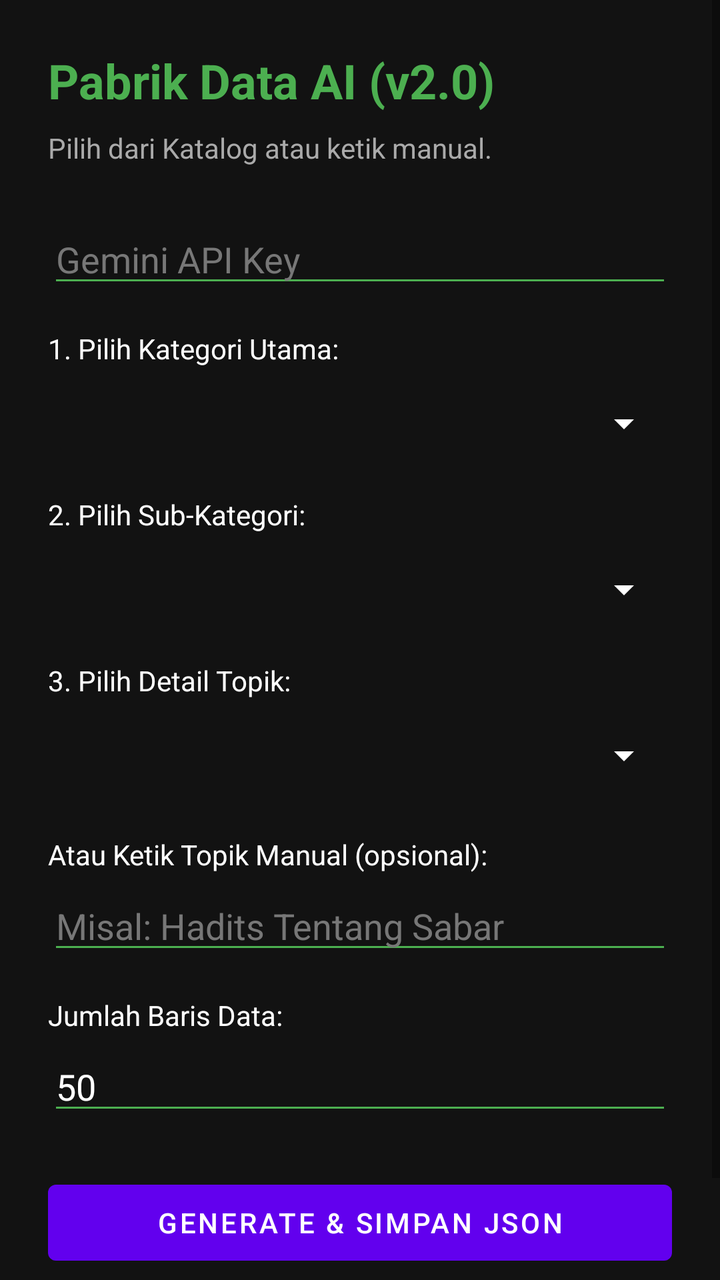
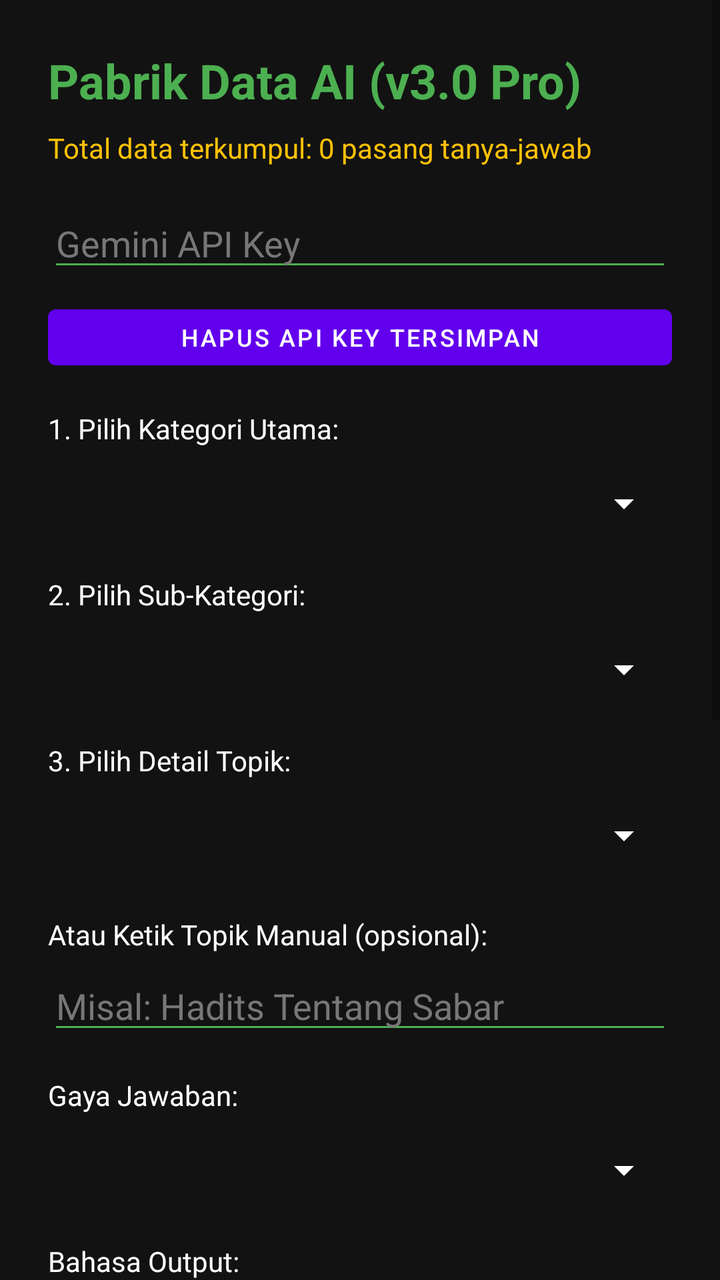

The first picture is an Android layout as it rendered before a commit; the second is the same layout after the commit. The layout source and the unified diff follow.
<!-- AndroidManifest.xml: application theme Theme.PlaDataGenerator -->
<!-- res/layout/activity_main.xml -->
<?xml version="1.0" encoding="utf-8"?>
<ScrollView xmlns:android="http://schemas.android.com/apk/res/android"
    android:layout_width="match_parent"
    android:layout_height="match_parent"
    android:background="#121212">

    <LinearLayout
        android:layout_width="match_parent"
        android:layout_height="wrap_content"
        android:orientation="vertical"
        android:padding="24dp">

        <TextView
            android:layout_width="wrap_content"
            android:layout_height="wrap_content"
            android:text="Pabrik Data AI (v2.0)"
            android:textColor="#4CAF50"
            android:textSize="24sp"
            android:textStyle="bold"
            android:layout_marginBottom="8dp" />

        <TextView
            android:layout_width="wrap_content"
            android:layout_height="wrap_content"
            android:text="Pilih dari Katalog atau ketik manual."
            android:textColor="#AAAAAA"
            android:layout_marginBottom="24dp" />

        <EditText
            android:id="@+id/edtApiKey"
            android:layout_width="match_parent"
            android:layout_height="wrap_content"
            android:hint="Gemini API Key"
            android:textColor="#FFFFFF"
            android:textColorHint="#777777"
            android:backgroundTint="#4CAF50"
            android:layout_marginBottom="16dp" />

        <TextView
            android:layout_width="wrap_content"
            android:layout_height="wrap_content"
            android:text="1. Pilih Kategori Utama:"
            android:textColor="#FFFFFF"
            android:layout_marginBottom="4dp" />
        <Spinner
            android:id="@+id/spinnerKategori"
            android:layout_width="match_parent"
            android:layout_height="48dp"
            android:backgroundTint="#FFFFFF"
            android:layout_marginBottom="12dp" />

        <TextView
            android:layout_width="wrap_content"
            android:layout_height="wrap_content"
            android:text="2. Pilih Sub-Kategori:"
            android:textColor="#FFFFFF"
            android:layout_marginBottom="4dp" />
        <Spinner
            android:id="@+id/spinnerSub"
            android:layout_width="match_parent"
            android:layout_height="48dp"
            android:backgroundTint="#FFFFFF"
            android:layout_marginBottom="12dp" />

        <TextView
            android:layout_width="wrap_content"
            android:layout_height="wrap_content"
            android:text="3. Pilih Detail Topik:"
            android:textColor="#FFFFFF"
            android:layout_marginBottom="4dp" />
        <Spinner
            android:id="@+id/spinnerDetail"
            android:layout_width="match_parent"
            android:layout_height="48dp"
            android:backgroundTint="#FFFFFF"
            android:layout_marginBottom="16dp" />

        <TextView
            android:layout_width="wrap_content"
            android:layout_height="wrap_content"
            android:text="Atau Ketik Topik Manual (opsional):"
            android:textColor="#FFFFFF"
            android:layout_marginBottom="4dp" />
        <EditText
            android:id="@+id/edtManual"
            android:layout_width="match_parent"
            android:layout_height="wrap_content"
            android:hint="Misal: Hadits Tentang Sabar"
            android:textColor="#FFFFFF"
            android:textColorHint="#777777"
            android:backgroundTint="#4CAF50"
            android:layout_marginBottom="16dp" />

        <TextView
            android:layout_width="wrap_content"
            android:layout_height="wrap_content"
            android:text="Jumlah Baris Data:"
            android:textColor="#FFFFFF"
            android:layout_marginBottom="4dp" />
        <EditText
            android:id="@+id/edtJumlah"
            android:layout_width="match_parent"
            android:layout_height="wrap_content"
            android:inputType="number"
            android:text="50"
            android:textColor="#FFFFFF"
            android:backgroundTint="#4CAF50"
            android:layout_marginBottom="24dp" />

        <Button
            android:id="@+id/btnGenerate"
            android:layout_width="match_parent"
            android:layout_height="50dp"
            android:text="Generate &amp; Simpan JSON" />

        <TextView
            android:id="@+id/tvStatus"
            android:layout_width="match_parent"
            android:layout_height="wrap_content"
            android:text=""
            android:textColor="#4CAF50"
            android:textSize="14sp"
            android:gravity="center"
            android:layout_marginTop="16dp" />

    </LinearLayout>
</ScrollView>
<!-- resources referenced by this layout -->
<resources>
  <style name="Theme.PlaDataGenerator" parent="Theme.MaterialComponents.DayNight.NoActionBar">
          <item name="android:statusBarColor">#121212</item>
          <item name="android:navigationBarColor">#121212</item>
          <item name="android:windowBackground">#121212</item>
      </style>
</resources>

<!-- the commit's change to res/layout/activity_main.xml (unified diff, before → after) -->
@@ -13,18 +13,20 @@
         <TextView
             android:layout_width="wrap_content"
             android:layout_height="wrap_content"
-            android:text="Pabrik Data AI (v2.0)"
+            android:text="Pabrik Data AI (v3.0 Pro)"
             android:textColor="#4CAF50"
             android:textSize="24sp"
             android:textStyle="bold"
             android:layout_marginBottom="8dp" />
 
         <TextView
-            android:layout_width="wrap_content"
-            android:layout_height="wrap_content"
-            android:text="Pilih dari Katalog atau ketik manual."
-            android:textColor="#AAAAAA"
-            android:layout_marginBottom="24dp" />
+            android:id="@+id/tvStatistik"
+            android:layout_width="wrap_content"
+            android:layout_height="wrap_content"
+            android:text="Total data terkumpul: 0 pasang tanya-jawab"
+            android:textColor="#FFC107"
+            android:textSize="14sp"
+            android:layout_marginBottom="16dp" />
 
         <EditText
             android:id="@+id/edtApiKey"
@@ -34,6 +36,14 @@
             android:textColor="#FFFFFF"
             android:textColorHint="#777777"
             android:backgroundTint="#4CAF50"
+            android:layout_marginBottom="8dp" />
+
+        <Button
+            android:id="@+id/btnHapusKey"
+            android:layout_width="match_parent"
+            android:layout_height="40dp"
+            android:text="Hapus API Key Tersimpan"
+            android:textSize="12sp"
             android:layout_marginBottom="16dp" />
 
         <TextView
@@ -42,6 +52,7 @@
             android:text="1. Pilih Kategori Utama:"
             android:textColor="#FFFFFF"
             android:layout_marginBottom="4dp" />
+
         <Spinner
             android:id="@+id/spinnerKategori"
             android:layout_width="match_parent"
@@ -55,6 +66,7 @@
             android:text="2. Pilih Sub-Kategori:"
             android:textColor="#FFFFFF"
             android:layout_marginBottom="4dp" />
+
         <Spinner
             android:id="@+id/spinnerSub"
             android:layout_width="match_parent"
@@ -68,6 +80,7 @@
             android:text="3. Pilih Detail Topik:"
             android:textColor="#FFFFFF"
             android:layout_marginBottom="4dp" />
+
         <Spinner
             android:id="@+id/spinnerDetail"
             android:layout_width="match_parent"
@@ -81,6 +94,7 @@
             android:text="Atau Ketik Topik Manual (opsional):"
             android:textColor="#FFFFFF"
             android:layout_marginBottom="4dp" />
+
         <EditText
             android:id="@+id/edtManual"
             android:layout_width="match_parent"
@@ -94,9 +108,38 @@
         <TextView
             android:layout_width="wrap_content"
             android:layout_height="wrap_content"
-            android:text="Jumlah Baris Data:"
-            android:textColor="#FFFFFF"
-            android:layout_marginBottom="4dp" />
+            android:text="Gaya Jawaban:"
+            android:textColor="#FFFFFF"
+            android:layout_marginBottom="4dp" />
+
+        <Spinner
+            android:id="@+id/spinnerGaya"
+            android:layout_width="match_parent"
+            android:layout_height="48dp"
+            android:backgroundTint="#FFFFFF"
+            android:layout_marginBottom="12dp" />
+
+        <TextView
+            android:layout_width="wrap_content"
+            android:layout_height="wrap_content"
+            android:text="Bahasa Output:"
+            android:textColor="#FFFFFF"
+            android:layout_marginBottom="4dp" />
+
+        <Spinner
+            android:id="@+id/spinnerBahasa"
+            android:layout_width="match_parent"
+            android:layout_height="48dp"
+            android:backgroundTint="#FFFFFF"
+            android:layout_marginBottom="12dp" />
+
+        <TextView
+            android:layout_width="wrap_content"
+            android:layout_height="wrap_content"
+            android:text="Jumlah Baris Data (1-300):"
+            android:textColor="#FFFFFF"
+            android:layout_marginBottom="4dp" />
+
         <EditText
             android:id="@+id/edtJumlah"
             android:layout_width="match_parent"
@@ -105,13 +148,40 @@
             android:text="50"
             android:textColor="#FFFFFF"
             android:backgroundTint="#4CAF50"
-            android:layout_marginBottom="24dp" />
+            android:layout_marginBottom="16dp" />
+
+        <CheckBox
+            android:id="@+id/chkBatch"
+            android:layout_width="wrap_content"
+            android:layout_height="wrap_content"
+            android:text="Mode Batch (generate semua detail di sub-kategori ini)"
+            android:textColor="#FFFFFF"
+            android:buttonTint="#4CAF50"
+            android:layout_marginBottom="8dp" />
+
+        <CheckBox
+            android:id="@+id/chkAppend"
+            android:layout_width="wrap_content"
+            android:layout_height="wrap_content"
+            android:text="Gabung ke satu file induk (dataset_ai.json)"
+            android:textColor="#FFFFFF"
+            android:buttonTint="#4CAF50"
+            android:checked="true"
+            android:layout_marginBottom="16dp" />
 
         <Button
             android:id="@+id/btnGenerate"
             android:layout_width="match_parent"
             android:layout_height="50dp"
-            android:text="Generate &amp; Simpan JSON" />
+            android:text="Generate &amp; Simpan" />
+
+        <Button
+            android:id="@+id/btnSalin"
+            android:layout_width="match_parent"
+            android:layout_height="40dp"
+            android:text="Salin Hasil Terakhir ke Clipboard"
+            android:textSize="12sp"
+            android:layout_marginTop="8dp" />
 
         <TextView
             android:id="@+id/tvStatus"
@@ -123,5 +193,24 @@
             android:gravity="center"
             android:layout_marginTop="16dp" />
 
+        <TextView
+            android:layout_width="wrap_content"
+            android:layout_height="wrap_content"
+            android:text="Preview Hasil:"
+            android:textColor="#AAAAAA"
+            android:textSize="12sp"
+            android:layout_marginTop="16dp" />
+
+        <TextView
+            android:id="@+id/tvPreview"
+            android:layout_width="match_parent"
+            android:layout_height="wrap_content"
+            android:text="(belum ada hasil)"
+            android:textColor="#CCCCCC"
+            android:textSize="12sp"
+            android:background="#1E1E1E"
+            android:padding="12dp"
+            android:layout_marginTop="4dp" />
+
     </LinearLayout>
 </ScrollView>
